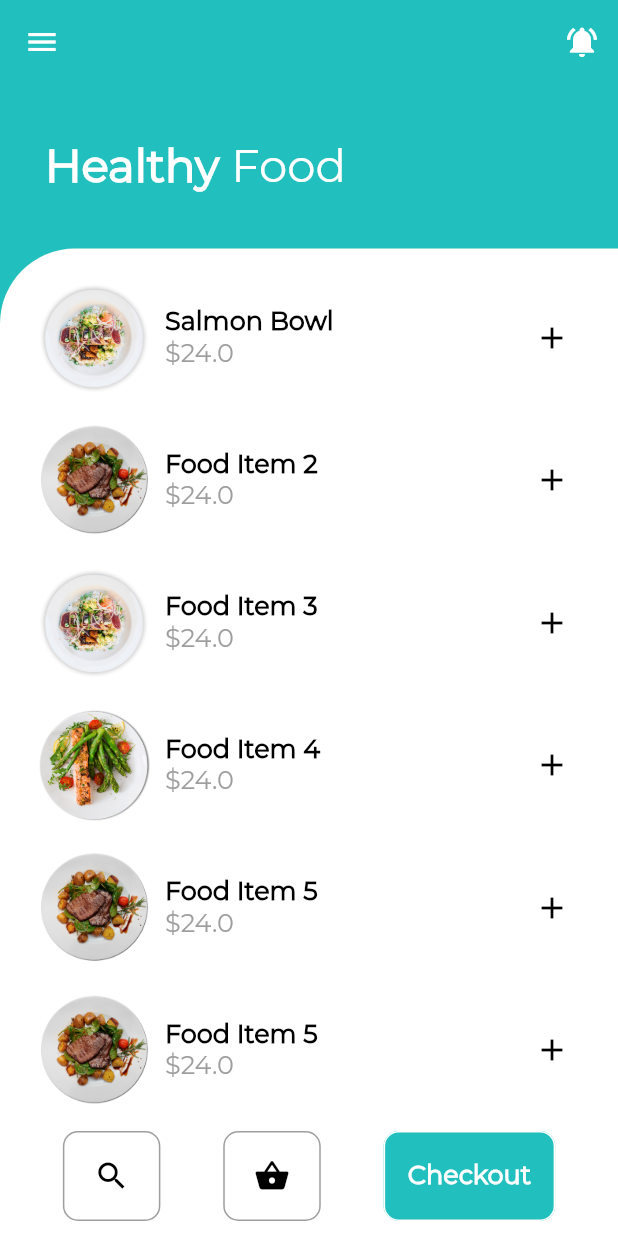
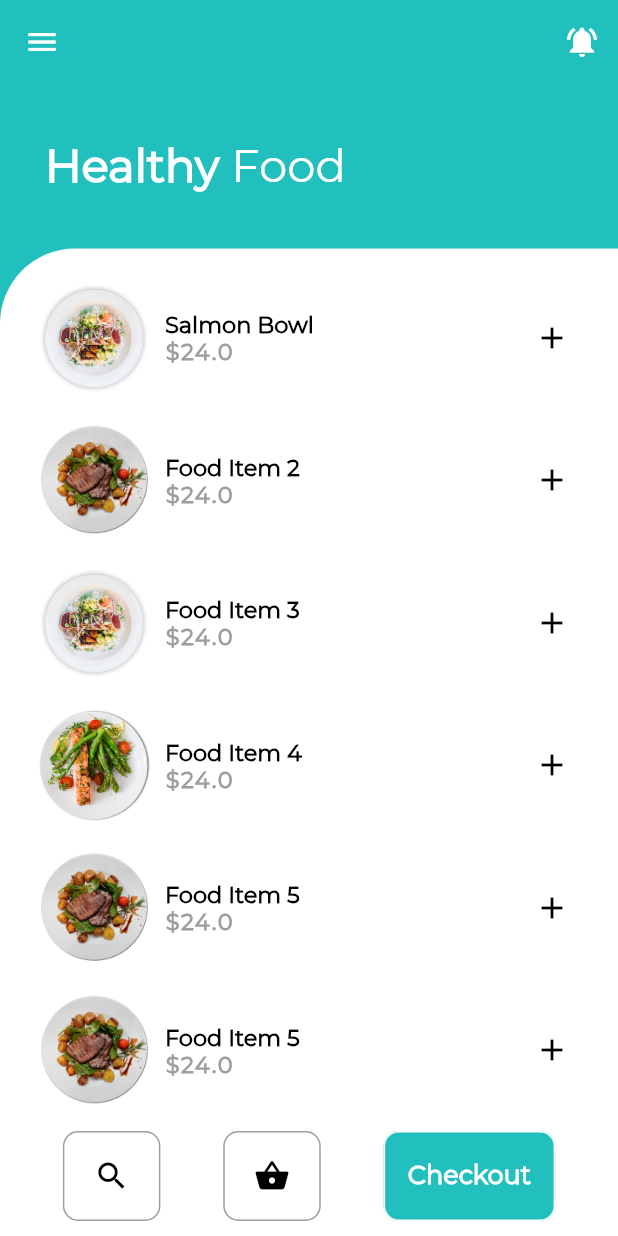
Before and after one commit to YuvinNP/flutter-poc-app-ui, a Flutter app: the screen it shows after launch, on a phone screen of 412 x 824 dp. Run offline on Flutter 3.47's test engine with Material 2 defaults, Android fonts, the phone set to English and light mode, and no system bars.

Commit message:
adding new constants

```diff
--- a/lib/src/custom_widgets/food_item.dart
+++ b/lib/src/custom_widgets/food_item.dart
@@ -1,4 +1,5 @@
 import 'package:flutter/material.dart';
+import '../../src/utils/constants.dart';
 
 class FoodItem extends StatelessWidget {
 
@@ -17,8 +18,7 @@ class FoodItem extends StatelessWidget {
   @override
   Widget build(BuildContext context) {
     return InkWell(
-      onTap: () {
-      },
+      onTap: () {},
       child: Row(
         mainAxisAlignment: MainAxisAlignment.spaceBetween,
         children: <Widget>[
@@ -39,20 +39,13 @@ class FoodItem extends StatelessWidget {
                 children: <Widget>[
                   Text(
                     foodName,
-                      style: TextStyle(
-                          color: Colors.black,
-                          fontSize: 17.0,
-                          fontFamily: "Montserrat",
-                          fontWeight: FontWeight.bold
-                      ),
+                    style: StyleConstants.PRIMARY_STYLE,
                   ),
                   Text(
                     '\$$price',
-                      style: TextStyle(
-                          color: Colors.grey,
-                          fontSize: 17.0,
-                          fontFamily: "Montserrat",
-                      ),
+                    style: StyleConstants.PRIMARY_STYLE.copyWith(
+                        color: Colors.grey, letterSpacing: 1.0),
+
                   )
                 ],
               ),
--- a/lib/src/screens/first_screen.dart
+++ b/lib/src/screens/first_screen.dart
@@ -1,7 +1,7 @@
+import 'package:flutter/material.dart';
 import '../../src/custom_widgets/food_item.dart';
 import '../../src/utils/constants.dart';
 import '../../src/utils/themes.dart';
-import 'package:flutter/material.dart';
 
 class FirstScreen extends StatelessWidget {
   @override
--- a/lib/src/utils/constants.dart
+++ b/lib/src/utils/constants.dart
@@ -1,3 +1,5 @@
+
+import 'package:flutter/material.dart';
 
 class ImagePathConstants {
 
@@ -8,3 +10,12 @@ class ImagePathConstants {
   static const String IMAGE_PATH_PLATE_5 = "assets/images/plate5.png";
   static const String IMAGE_PATH_PLATE_6 = "assets/images/plate6.png";
 }
+
+class StyleConstants {
+
+  static const TextStyle PRIMARY_STYLE = TextStyle(
+      fontSize: 15.0,
+      color: Colors.black,
+      fontFamily: "Montserrat",
+      fontWeight: FontWeight.bold);
+}
--- a/pubspec.yaml
+++ b/pubspec.yaml
@@ -64,9 +64,9 @@ flutter:
    - family: Montserrat
      fonts:
        - asset: assets/font/Montserrat-Regular.ttf
-  #   - family: Helvetica
-  #     fonts:
-  #       - asset: assets/font/Helvetica-Regular.ttf
+   - family: Helvetica
+     fonts:
+       - asset: assets/font/Helvetica-Regular.ttf
 
   #   - family: Trajan Pro
   #     fonts:
```
Lines whose indentation alone changed are shown as unchanged.
